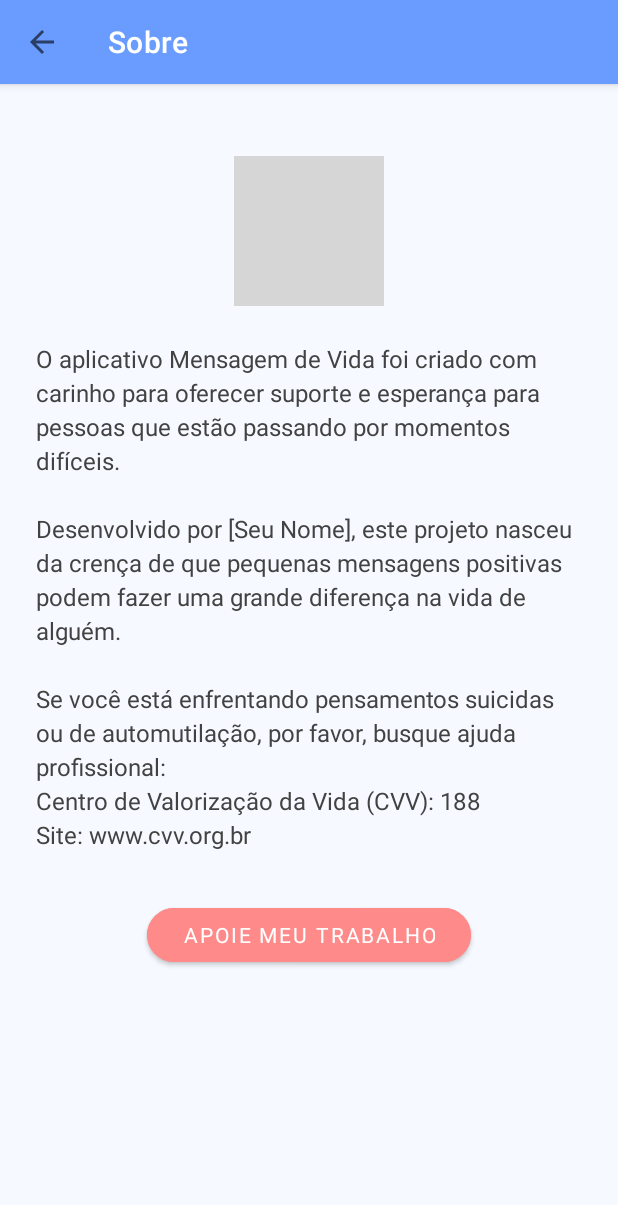
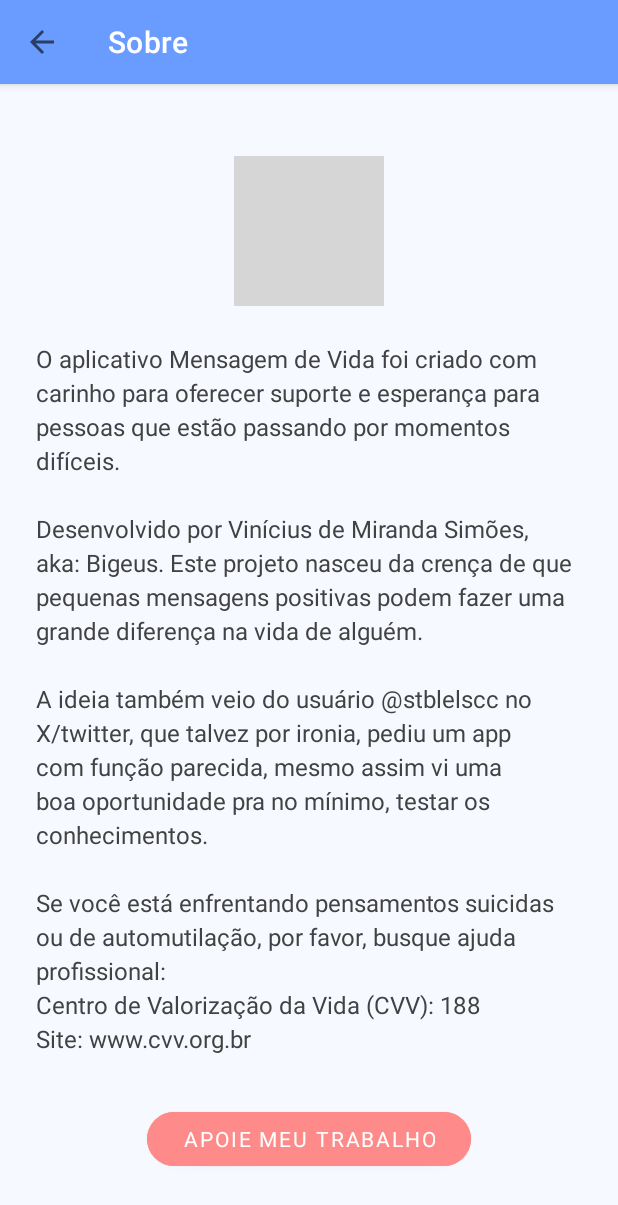
Before and after one commit to Bigeus/EstouAqui, an Android app: the AboutActivity screen opened directly, with no data from a screen before it, after a tap on "APOIE MEU TRABALHO", on a phone screen of 412 x 824 dp. Shown: the top 1205 px of the screen. Run offline under Robolectric (Android 15) with nearby library versions, the phone set to English and light mode, and no system bars; grey boxes are pictures that could not be loaded.

Commit message:
added about button and all the correct links

```diff
--- a/app/src/main/java/com/example/estouaqui/AboutActivity.java
+++ b/app/src/main/java/com/example/estouaqui/AboutActivity.java
@@ -1,56 +1,4 @@
 package com.example.estouaqui;
-//
-//import android.content.Intent;
-//import android.net.Uri;
-//import android.os.Bundle;
-//import android.view.View;
-//import android.widget.Button;
-//import android.widget.TextView;
-//
-//import androidx.appcompat.app.AppCompatActivity;
-//import androidx.appcompat.widget.Toolbar;
-//
-//public class AboutActivity extends AppCompatActivity {
-//
-//    @Override
-//    protected void onCreate(Bundle savedInstanceState) {
-//        super.onCreate(savedInstanceState);
-//        setContentView(R.layout.activity_about);
-//
-//        Toolbar toolbar = findViewById(R.id.toolbar);
-//        setSupportActionBar(toolbar);
-//        getSupportActionBar().setTitle("Sobre");
-//        getSupportActionBar().setDisplayHomeAsUpEnabled(true);
-//
-//        TextView aboutText = findViewById(R.id.about_text);
-//        aboutText.setText("O aplicativo Mensagem de Vida foi criado com carinho para oferecer " +
-//                "suporte e esperança para pessoas que estão passando por momentos difíceis.\n\n" +
-//                "Desenvolvido por [Seu Nome], este projeto nasceu da crença de que pequenas " +
-//                "mensagens positivas podem fazer uma grande diferença na vida de alguém.\n\n" +
-//                "Se você está enfrentando pensamentos suicidas ou de automutilação, " +
-//                "por favor, busque ajuda profissional:\n" +
-//                "Centro de Valorização da Vida (CVV): 188\n" +
-//                "Site: www.cvv.org.br");
-//
-//        Button supportButton = findViewById(R.id.support_button);
-//        supportButton.setOnClickListener(new View.OnClickListener() {
-//            @Override
-//            public void onClick(View v) {
-//                // Altere para o seu link de apoio/doação
-//                String url = "https://seusite.com/apoie";
-//                Intent intent = new Intent(Intent.ACTION_VIEW);
-//                intent.setData(Uri.parse(url));
-//                startActivity(intent);
-//            }
-//        });
-//    }
-//
-//    @Override
-//    public boolean onSupportNavigateUp() {
-//        onBackPressed();
-//        return true;
-//    }
-//}
 
 import android.content.Intent;
 import android.net.Uri;
@@ -77,8 +25,10 @@ public class AboutActivity extends AppCompatActivity {
         TextView aboutText = findViewById(R.id.about_text);
         aboutText.setText("O aplicativo Mensagem de Vida foi criado com carinho para oferecer " +
                 "suporte e esperança para pessoas que estão passando por momentos difíceis.\n\n" +
-                "Desenvolvido por [Seu Nome], este projeto nasceu da crença de que pequenas " +
+                "Desenvolvido por Vinícius de Miranda Simões, aka: Bigeus. Este projeto nasceu da crença de que pequenas " +
                 "mensagens positivas podem fazer uma grande diferença na vida de alguém.\n\n" +
+                "A ideia também veio do usuário @stblelscc no X/twitter, que talvez por ironia, pediu um app com função parecida, " +
+                "mesmo assim vi uma boa oportunidade pra no mínimo, testar os conhecimentos.\n\n" +
                 "Se você está enfrentando pensamentos suicidas ou de automutilação, " +
                 "por favor, busque ajuda profissional:\n" +
                 "Centro de Valorização da Vida (CVV): 188\n" +
@@ -88,8 +38,18 @@ public class AboutActivity extends AppCompatActivity {
         supportButton.setOnClickListener(new View.OnClickListener() {
             @Override
             public void onClick(View v) {
-                // Altere para o seu link de apoio/doação
-                String url = "https://seusite.com/apoie";
+                String url = "https://mepagaumcafe.com.br/bigeus/";
+                Intent intent = new Intent(Intent.ACTION_VIEW);
+                intent.setData(Uri.parse(url));
+                startActivity(intent);
+            }
+        });
+
+        Button donation_button = findViewById(R.id.donation_button);
+        donation_button.setOnClickListener(new View.OnClickListener() {
+            @Override
+            public void onClick(View v) {
+                String url = "https://cvv.org.br/doacoes-e-parcerias/";
                 Intent intent = new Intent(Intent.ACTION_VIEW);
                 intent.setData(Uri.parse(url));
                 startActivity(intent);
--- a/app/src/main/res/layout/activity_about.xml
+++ b/app/src/main/res/layout/activity_about.xml
@@ -26,6 +26,21 @@
         android:layout_height="match_parent"
         android:padding="24dp"
         app:layout_behavior="@string/appbar_scrolling_view_behavior">
+
+        <Button
+            android:id="@+id/donation_button"
+            android:layout_width="wrap_content"
+            android:layout_height="wrap_content"
+            android:layout_marginTop="36dp"
+            android:backgroundTint="@color/accent"
+            android:paddingStart="24dp"
+            android:paddingEnd="24dp"
+            android:text="Doe para o CVV"
+            android:textColor="@color/white"
+            app:cornerRadius="24dp"
+            app:layout_constraintEnd_toEndOf="parent"
+            app:layout_constraintStart_toStartOf="parent"
+            app:layout_constraintTop_toBottomOf="@+id/support_button" />
 
         <ImageView
             android:id="@+id/profile_image"
```
Also changed, not shown: app/src/main/java/com/example/estouaqui/MainActivity.java (+7 -0 lines), app/src/main/res/layout/activity_main.xml (+16 -2 lines).
